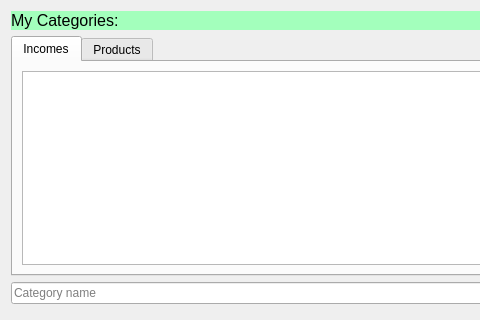
The window that src/Client/View/MainPage/CategoryEditPage/CategoryEditPage.ui (iodream/Spend-Note) describes before a commit, drawn with Qt 5; both pictures show x 0 to 480 and y 0 to 320 of the 628 by 549 pixel window.
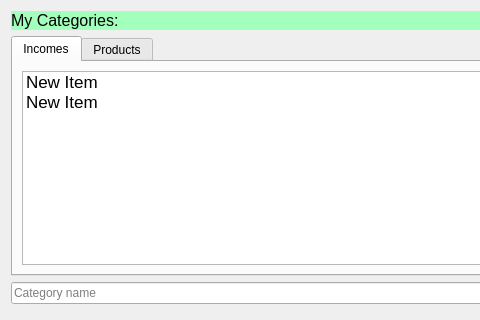
The same window after the commit. Icons and pictures are not drawn.

What changed in the file:
```diff
--- a/src/Client/View/MainPage/CategoryEditPage/CategoryEditPage.ui
+++ b/src/Client/View/MainPage/CategoryEditPage/CategoryEditPage.ui
@@ -59,6 +59,16 @@
            <pointsize>13</pointsize>
           </font>
          </property>
+         <item>
+          <property name="text">
+           <string>New Item</string>
+          </property>
+         </item>
+         <item>
+          <property name="text">
+           <string>New Item</string>
+          </property>
+         </item>
         </widget>
        </item>
       </layout>
```
